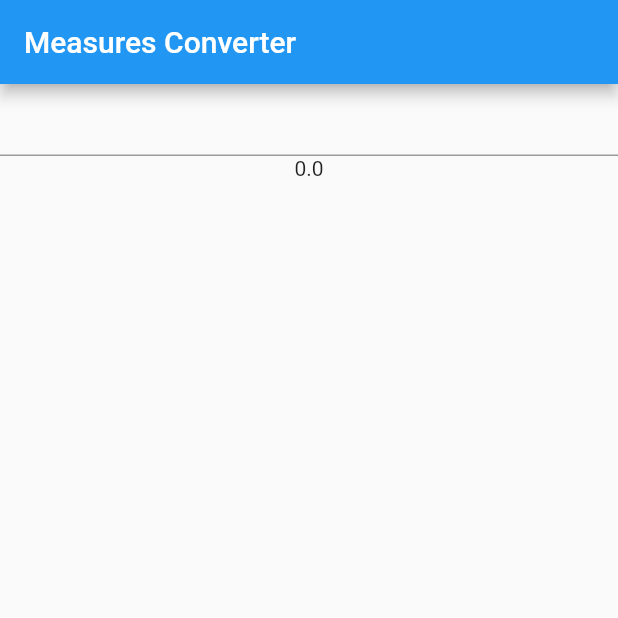
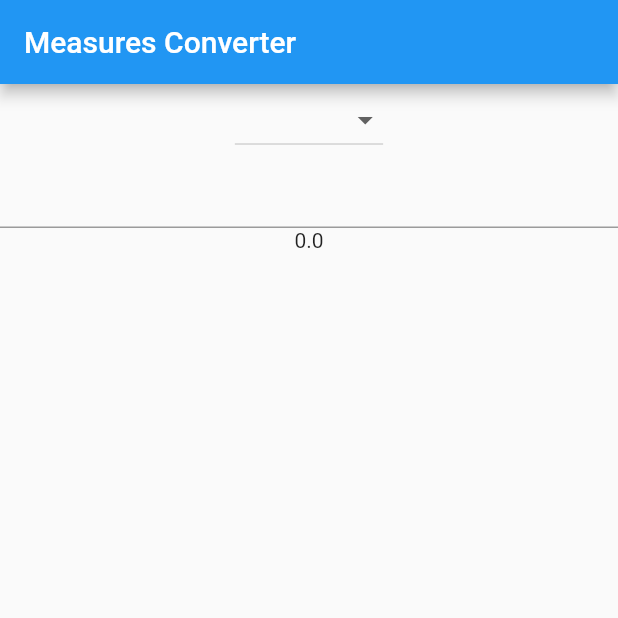
Before and after one commit to sanix-sandel/Learning-Flutter, a Flutter app: the screen it shows after launch, on a phone screen of 412 x 824 dp, the top half of it. Run offline on Flutter 3.47's test engine with Material 2 defaults, Android fonts, the phone set to English and light mode, and no system bars.

Commit message:
App_2 select unit

```diff
--- a/app_2/lib/main.dart
+++ b/app_2/lib/main.dart
@@ -7,6 +7,19 @@ class MyApp extends StatefulWidget {
   MyAppState createState() => MyAppState();
 }
 class MyAppState extends State<MyApp> {
+
+  final List<String> _measures=[
+    'measures',
+    'kilometers',
+    'grams',
+    'kilograms',
+    'feet',
+    'miles',
+    'pounds',
+    'ounces',
+  ];
+
+  String _startMeasure;
 
   double _numberFrom;
 
@@ -19,7 +32,15 @@ class MyAppState extends State<MyApp> {
           title: Text('Measures Converter'),
         ),
         body: Center(child:Column(
-          children:[ TextField(
+          children:[
+            DropdownButton(
+            value:_startMeasure,
+            items:_measures.map((String value){
+              return DropdownMenuItem<String>(value:value, child:Text(value),);
+            }).toList(), onChanged: (value){setState((){_startMeasure=value;}); print(_startMeasure);},
+            ),
+
+            TextField(
             onChanged:(text){
               var rv=double.tryParse(text);
               if(rv != null){
@@ -29,7 +50,9 @@ class MyAppState extends State<MyApp> {
                 });
               }
             }
-          ), Text((_numberFrom==null) ? '' : _numberFrom.toString())],
+          ), Text((_numberFrom==null) ? '' : _numberFrom.toString()),
+
+          ],
         )),
       ),
     );
```
